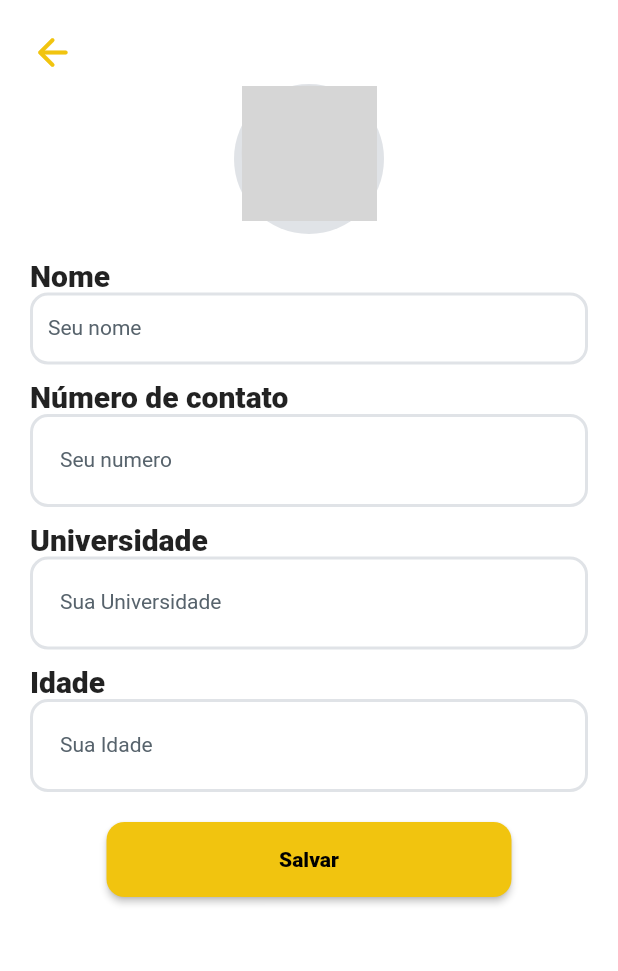
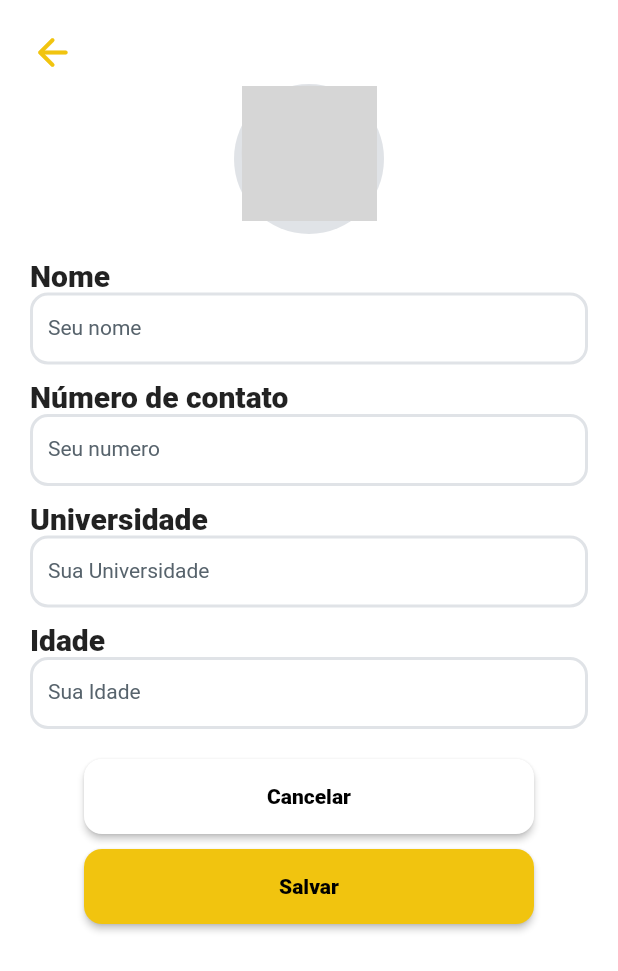
Before and after one commit to LeoRodaelli/unicar-app, a Flutter app: the PerfilEdicaoWidget screen opened by its route, on a phone screen of 412 x 824 dp. Shown: the top 971 px of the screen. Run offline on Flutter 3.47's test engine with Material 2 defaults, Android fonts, the light colour scheme and no system bars; drawn by our look-alikes of auto_size_text, cached_network_image; our stand-ins replace cloud_firestore, equatable, file_picker, firebase_core, flutter_animate, font_awesome_flutter and 12 more; missing offline and left inert: flutter_google_places, google_api_headers, google_maps_webservice, json_path, mime_type; accounts and stored records are empty; network calls fail; Roboto replaces fonts that are missing (Readex Pro); grey boxes are pictures that could not be loaded.

Commit message:
Updating to latest FlutterFlow output.

```diff
--- a/lib/pages/perfil_edicao/perfil_edicao_widget.dart
+++ b/lib/pages/perfil_edicao/perfil_edicao_widget.dart
@@ -354,8 +354,8 @@ class _PerfilEdicaoWidgetState extends State<PerfilEdicaoWidget> {
                       filled: true,
                       fillColor:
                           FlutterFlowTheme.of(context).secondaryBackground,
-                      contentPadding:
-                          EdgeInsetsDirectional.fromSTEB(20.0, 24.0, 0.0, 24.0),
+                      contentPadding: EdgeInsetsDirectional.fromSTEB(
+                          12.0, 12.0, 12.0, 12.0),
                     ),
                     style: FlutterFlowTheme.of(context).bodyMedium,
                     validator:
@@ -420,8 +420,8 @@ class _PerfilEdicaoWidgetState extends State<PerfilEdicaoWidget> {
                       filled: true,
                       fillColor:
                           FlutterFlowTheme.of(context).secondaryBackground,
-                      contentPadding:
-                          EdgeInsetsDirectional.fromSTEB(20.0, 24.0, 0.0, 24.0),
+                      contentPadding: EdgeInsetsDirectional.fromSTEB(
+                          12.0, 12.0, 12.0, 12.0),
                     ),
                     style: FlutterFlowTheme.of(context).bodyMedium,
                     validator: _model.universidadeControllerValidator
@@ -486,19 +486,55 @@ class _PerfilEdicaoWidgetState extends State<PerfilEdicaoWidget> {
                       filled: true,
                       fillColor:
                           FlutterFlowTheme.of(context).secondaryBackground,
-                      contentPadding:
-                          EdgeInsetsDirectional.fromSTEB(20.0, 24.0, 0.0, 24.0),
+                      contentPadding: EdgeInsetsDirectional.fromSTEB(
+                          12.0, 12.0, 12.0, 12.0),
                     ),
                     style: FlutterFlowTheme.of(context).bodyMedium,
                     validator:
                         _model.idadeControllerValidator.asValidator(context),
                   ),
                 ),
+                Padding(
+                  padding: EdgeInsetsDirectional.fromSTEB(0.0, 10.0, 0.0, 0.0),
+                  child: FFButtonWidget(
+                    onPressed: () async {
+                      await UnicarGroup.editarUsuarioCall.call(
+                        name: _model.yourNameController.text,
+                        phone: _model.numeroController.text,
+                        university: _model.universidadeController.text,
+                        age: _model.idadeController.text,
+                        authToken: currentAuthenticationToken,
+                      );
+
+                      context.pushNamed('Perfil');
+                    },
+                    text: 'Cancelar',
+                    options: FFButtonOptions(
+                      width: 300.0,
+                      height: 50.0,
+                      padding:
+                          EdgeInsetsDirectional.fromSTEB(0.0, 0.0, 0.0, 0.0),
+                      iconPadding:
+                          EdgeInsetsDirectional.fromSTEB(0.0, 0.0, 0.0, 0.0),
+                      color: FlutterFlowTheme.of(context).secondaryBackground,
+                      textStyle: GoogleFonts.getFont(
+                        'Roboto',
+                        color: Colors.black,
+                        fontWeight: FontWeight.w800,
+                        fontStyle: FontStyle.normal,
+                      ),
+                      borderSide: BorderSide(
+                        color: Colors.transparent,
+                      ),
+                      borderRadius: BorderRadius.circular(12.0),
+                    ),
+                  ),
+                ),
                 Align(
                   alignment: AlignmentDirectional(0.00, 0.05),
                   child: Padding(
                     padding:
-                        EdgeInsetsDirectional.fromSTEB(0.0, 10.0, 0.0, 0.0),
+                        EdgeInsetsDirectional.fromSTEB(0.0, 10.0, 0.0, 10.0),
                     child: FFButtonWidget(
                       onPressed: () async {
                         await UnicarGroup.editarUsuarioCall.call(
@@ -513,7 +549,7 @@ class _PerfilEdicaoWidgetState extends State<PerfilEdicaoWidget> {
                       },
                       text: 'Salvar',
                       options: FFButtonOptions(
-                        width: 270.0,
+                        width: 300.0,
                         height: 50.0,
                         padding:
                             EdgeInsetsDirectional.fromSTEB(0.0, 0.0, 0.0, 0.0),
```
